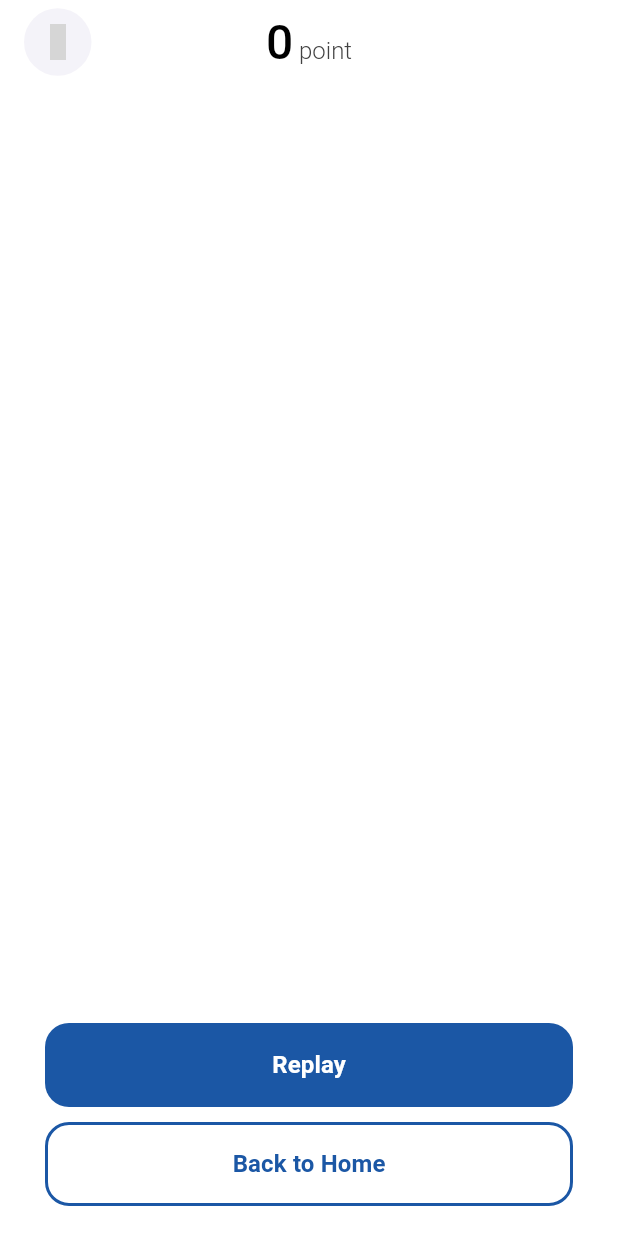
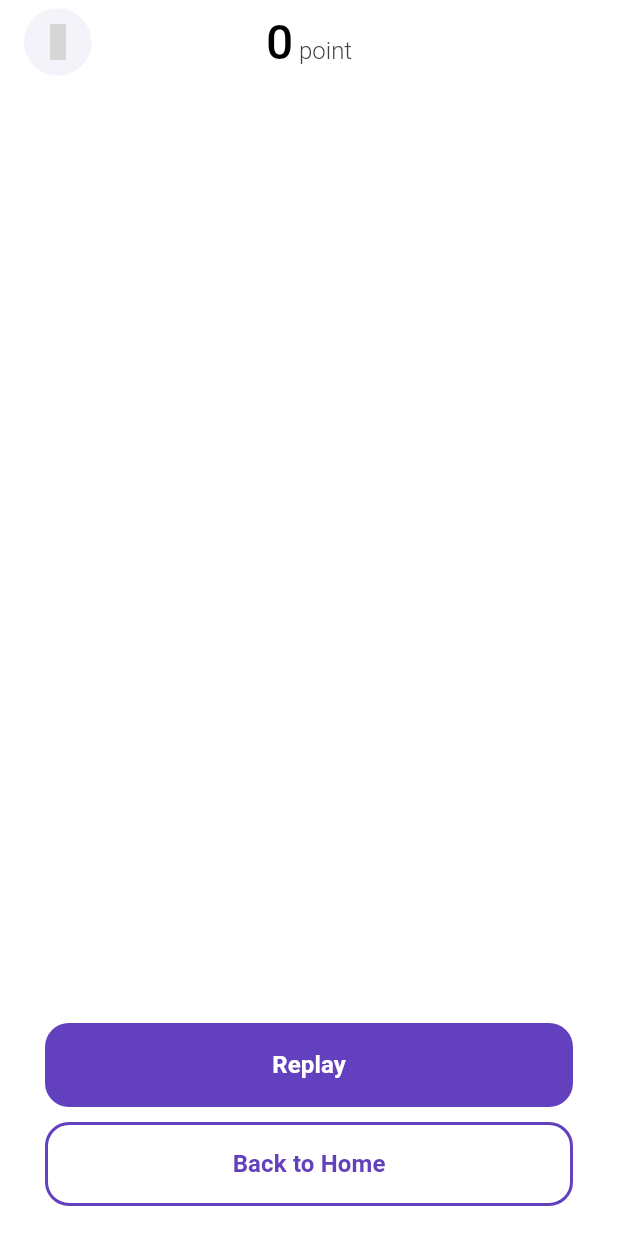
Before and after one commit to azizbalti82/flutter-app-quizy, a Flutter app: the QuizResultScreen screen opened directly with sample values from the repository, on a phone screen of 412 x 824 dp. Run offline on Flutter 3.47's test engine with Material 3 defaults, Android fonts, the phone set to English and light mode, and no system bars; our stand-ins replace get, shared_preferences; missing offline and left inert: hugeicons_pro; accounts and stored records are empty; grey boxes are pictures that could not be loaded.

Commit message:
first commit

```diff
--- a/lib/data/models.dart
+++ b/lib/data/models.dart
@@ -1,5 +1,3 @@
-import 'dart:ui';
-
 import 'package:flutter/cupertino.dart';
 import 'package:flutter/material.dart';
 
--- a/lib/data/quizes.dart
+++ b/lib/data/quizes.dart
@@ -1,5 +1,4 @@
 import 'package:flutter/material.dart';
-
 import 'models.dart';
 
 final quizCategories = [
--- a/lib/main.dart
+++ b/lib/main.dart
@@ -4,11 +4,12 @@ import 'package:get/get.dart';
 import 'package:get/get_core/src/get_main.dart';
 import 'package:get/get_state_manager/src/rx_flutter/rx_obx_widget.dart';
 import 'package:hugeicons_pro/hugeicons.dart';
-import 'package:quizy/provider/provider.dart';
-import 'package:quizy/screen/sections/AllQuizzesScreen.dart';
-import 'package:quizy/screen/sections/HomeScreen.dart';
-import 'package:quizy/services/colors.dart';
-import 'package:quizy/services/sharedPreferences.dart';
+import 'package:quizy/services/providerService.dart';
+import 'package:quizy/services/themeService.dart';
+import 'package:quizy/services/sharedPreferencesService.dart';
+import 'package:quizy/widgets/screen/sections/AllQuizzesScreen.dart';
+import 'package:quizy/widgets/screen/sections/HomeScreen.dart';
+import 'package:quizy/widgets/widgets.dart';
 
 void main() async {
   WidgetsFlutterBinding.ensureInitialized();
@@ -43,7 +44,6 @@ class MainScreen extends StatefulWidget {
   @override
   State<MainScreen> createState() => _MainScreenState();
 }
-
 class _MainScreenState extends State<MainScreen> {
   final Provider provider = Get.find<Provider>();
   final List<Widget> _screens = [
@@ -116,26 +116,3 @@ class _MainScreenState extends State<MainScreen> {
     );
   }
 }
-
-
-class SystemUiStyleWrapper extends StatelessWidget {
-  final Widget child;
-
-  const SystemUiStyleWrapper({
-    super.key,
-    required this.child,
-  });
-
-  @override
-  Widget build(BuildContext context) {
-    return AnnotatedRegion<SystemUiOverlayStyle>(
-      value: const SystemUiOverlayStyle(
-        statusBarColor: Colors.white, // Status bar background
-        statusBarIconBrightness: Brightness.dark, // Status bar icons
-        systemNavigationBarColor: Colors.white, // Navigation bar background
-        systemNavigationBarIconBrightness: Brightness.dark, // Navigation bar icons
-      ),
-      child: child,
-    );
-  }
-}
--- a/lib/services/colors.dart
+++ /dev/null
@@ -1,8 +0,0 @@
-import 'package:flutter/material.dart';
-
-class AppColors {
-  AppColors._(); // Private constructor to prevent instantiation
-
-  static const Color accent = Color(0xFF1B57A5); // Example blue
-  static  Color scaffoldBackground = Color(0xFFFFFFFF);
-}
--- a/lib/provider/provider.dart
+++ b/lib/services/providerService.dart
@@ -18,5 +18,4 @@ class Provider extends GetxController {
   void updateRecent(List<String> value) {
     recent.value = value;
   }
-
 }
--- a/lib/services/sharedPreferences.dart
+++ b/lib/services/sharedPreferencesService.dart
@@ -2,7 +2,7 @@ import 'package:shared_preferences/shared_preferences.dart';
 
 class SettingsService {
   static final Future<SharedPreferences> _prefs = SharedPreferences.getInstance();
-
+  /// score
   static Future<void> saveCurrentScore(int value) async {
     (await _prefs).setInt('current_score', value);
   }
@@ -10,6 +10,7 @@ class SettingsService {
     return (await _prefs).getInt('current_score') ?? 0;
   }
 
+  /// highest score
   static Future<void> saveHighScore(int value) async {
     (await _prefs).setInt('high_score', value);
   }
@@ -17,6 +18,7 @@ class SettingsService {
     return (await _prefs).getInt('high_score') ?? 0;
   }
 
+  /// recent
   static Future<void> saveRecent(List<String> value) async {
     (await _prefs).setStringList('recent', value);
   }
--- /dev/null
+++ b/lib/services/themeService.dart
@@ -0,0 +1,6 @@
+import 'package:flutter/material.dart';
+
+class AppColors {
+  static const Color accent = Color(0xFF6340BD); // Example blue
+  static  Color scaffoldBackground = Color(0xFFFFFFFF);
+}
--- a/lib/widgets.dart
+++ b/lib/widgets/widgets.dart
@@ -1,12 +1,13 @@
 import 'package:flutter/cupertino.dart';
 import 'package:flutter/material.dart';
+import 'package:flutter/services.dart';
 import 'package:get/get.dart';
 import 'package:get/get_core/src/get_main.dart';
 import 'package:hugeicons_pro/hugeicons.dart';
-import 'package:quizy/provider/provider.dart';
-import 'package:quizy/screen/quiz.dart';
+import 'package:quizy/services/providerService.dart';
+import 'package:quizy/widgets/screen/quizScreen.dart';
 
-import 'data/models.dart';
+import '../data/models.dart';
 
 Widget simpleAppBar(BuildContext context, {required String text,Widget? child}) {
   final colorScheme = Theme.of(context).colorScheme;
@@ -97,3 +98,25 @@ Widget categoryCard({
     ),
   );
 }
+
+class SystemUiStyleWrapper extends StatelessWidget {
+  final Widget child;
+
+  const SystemUiStyleWrapper({
+    super.key,
+    required this.child,
+  });
+
+  @override
+  Widget build(BuildContext context) {
+    return AnnotatedRegion<SystemUiOverlayStyle>(
+      value: const SystemUiOverlayStyle(
+        statusBarColor: Colors.white, // Status bar background
+        statusBarIconBrightness: Brightness.dark, // Status bar icons
+        systemNavigationBarColor: Colors.white, // Navigation bar background
+        systemNavigationBarIconBrightness: Brightness.dark, // Navigation bar icons
+      ),
+      child: child,
+    );
+  }
+}
--- a/pubspec.yaml
+++ b/pubspec.yaml
@@ -1,7 +1,5 @@
 name: quizy
 description: "A new Flutter project."
-# The following line prevents the package from being accidentally published to
-# pub.dev using `flutter pub publish`. This is preferred for private packages.
 publish_to: 'none' # Remove this line if you wish to publish to pub.dev
 
 version: 1.0.0+1
@@ -12,9 +10,7 @@ environment:
 dependencies:
   flutter:
     sdk: flutter
-  cupertino_icons: ^1.0.8
   hugeicons_pro: ^0.0.2
-  blur: ^4.0.2
   get: ^4.7.2
   shared_preferences: ^2.5.3
 
```
Also changed, not shown: lib/widgets/screen/quizResultScreen.dart (renamed from lib/screen/quizResult.dart, +6 -8 lines), lib/widgets/screen/quizScreen.dart (renamed from lib/screen/quiz.dart, +4 -6 lines), lib/widgets/screen/sections/AllQuizzesScreen.dart (renamed from lib/screen/sections/AllQuizzesScreen.dart, +3 -6 lines), lib/widgets/screen/sections/HomeScreen.dart (renamed from lib/screen/sections/HomeScreen.dart, +6 -6 lines), assets/logo/logo.svg, pubspec.lock.
